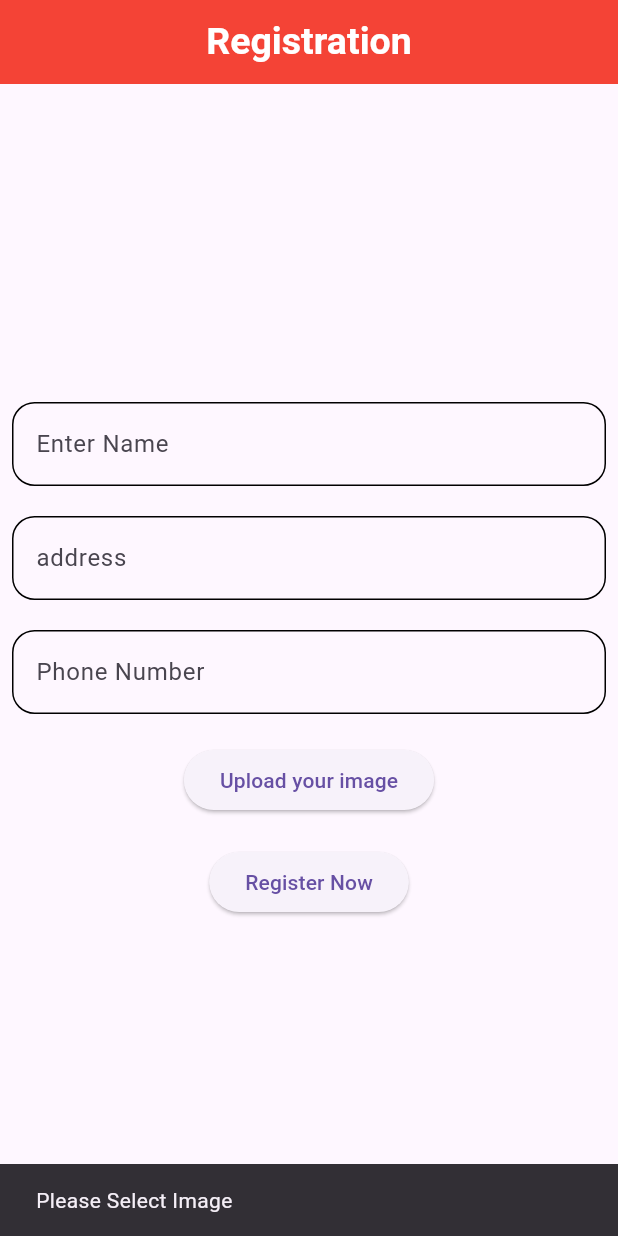
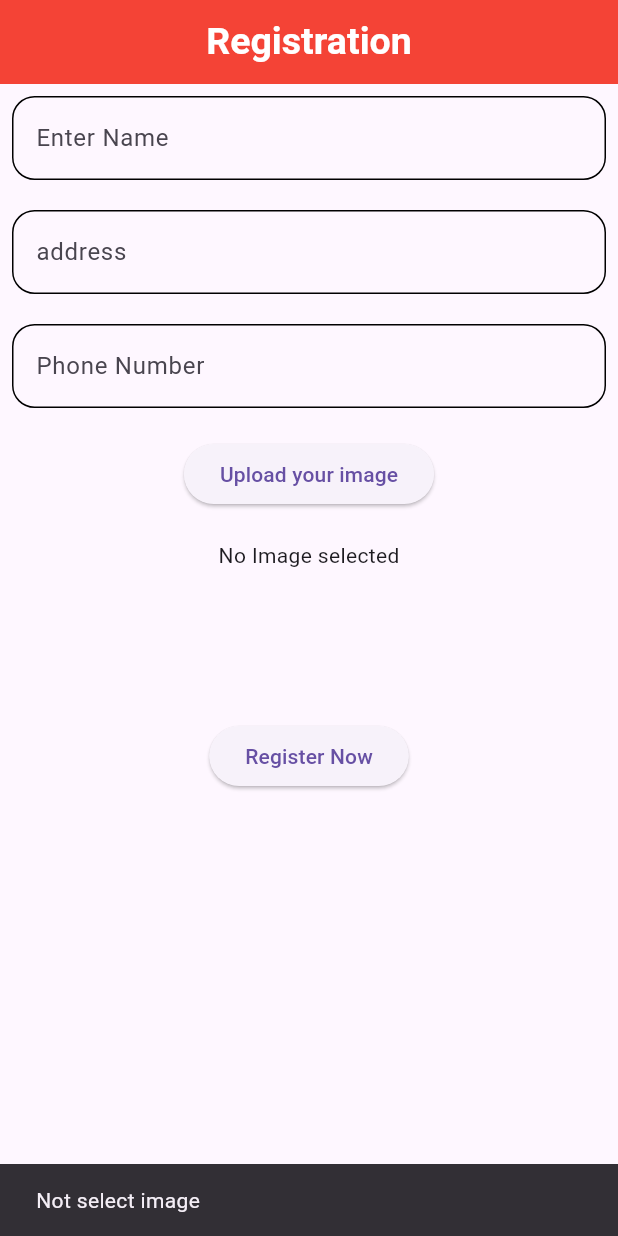
Before and after one commit to NirajKumar709/zomato_user, a Flutter app: the Registration screen opened directly with empty values, after a tap on "Upload your image", on a phone screen of 412 x 824 dp. Run offline on Flutter 3.47's test engine with Material 3 defaults, Android fonts, the light colour scheme and no system bars; our stand-ins replace cloud_firestore, firebase_auth, firebase_core, firebase_storage, geocoding, image_picker and 2 more; accounts and stored records are empty; network calls fail.

Commit message:
registration complete

```diff
--- a/lib/auth_page/registration.dart
+++ b/lib/auth_page/registration.dart
@@ -22,8 +22,6 @@ class _RegistrationState extends State<Registration> {
   TextEditingController addressController = TextEditingController();
   TextEditingController phoneController = TextEditingController();
 
-  String storeURL = "";
-
   userRegistrationStore({
     required String name,
     required String address,
@@ -31,7 +29,7 @@ class _RegistrationState extends State<Registration> {
   }) {
     FirebaseFirestore firestore = FirebaseFirestore.instance;
     firestore
-        .collection("users")
+        .collection("users_profile")
         .doc(widget.docId)
         .set({
           "name": name,
@@ -51,6 +49,45 @@ class _RegistrationState extends State<Registration> {
         });
   }
 
+  File? imagePath;
+
+  imageUpload() async {
+    final ImagePicker picker = ImagePicker();
+    final image = await picker.pickImage(source: ImageSource.gallery);
+
+    if (image != null) {
+      imagePath = File(image.path);
+    } else {
+      ScaffoldMessenger.of(
+        context,
+      ).showSnackBar(SnackBar(content: Text("Not select image")));
+    }
+
+    setState(() {});
+  }
+
+  String storeURL = "";
+
+  imageURLStore() async {
+    if (imagePath != null) {
+      final storageRef = FirebaseStorage.instance.ref();
+
+      String fileName = DateTime.now().millisecondsSinceEpoch.toString();
+
+      final childRef = storageRef.child(
+        "user_profile/${widget.docId}$fileName.jpg",
+      );
+
+      await childRef.putFile(imagePath!);
+
+      storeURL = await childRef.getDownloadURL();
+    } else {
+      ScaffoldMessenger.of(
+        context,
+      ).showSnackBar(SnackBar(content: Text("Image not upload")));
+    }
+  }
+
   @override
   Widget build(BuildContext context) {
     return Scaffold(
@@ -66,7 +103,8 @@ class _RegistrationState extends State<Registration> {
         ),
         centerTitle: true,
       ),
-      body: Padding(
+      body: SingleChildScrollView(
+        child: Padding(
           padding: const EdgeInsets.all(8.0),
           child: Column(
             mainAxisAlignment: MainAxisAlignment.center,
@@ -115,8 +153,38 @@ class _RegistrationState extends State<Registration> {
                 },
                 child: Text("Upload your image"),
               ),
+              SizedBox(
+                height: 100,
+                child:
+                    imagePath != null
+                        ? Stack(
+                          children: [
+                            Container(
+                              height: 100,
+                              width: 90,
+                              color: Colors.red,
+                              child: Image.file(imagePath!, fit: BoxFit.cover),
+                            ),
+                            Positioned(
+                              top: 0,
+                              left: 50,
+                              child: IconButton(
+                                onPressed: () {
+                                  imagePath = null;
+
+                                  setState(() {});
+                                },
+                                icon: Icon(Icons.close, size: 30),
+                                color: Colors.blue,
+                              ),
+                            ),
+                          ],
+                        )
+                        : Text("No Image selected"),
+              ),
               ElevatedButton(
-              onPressed: () {
+                onPressed: () async {
+                  await imageURLStore();
                   userRegistrationStore(
                     name: nameController.text,
                     address: addressController.text,
@@ -128,38 +196,7 @@ class _RegistrationState extends State<Registration> {
             ],
           ),
         ),
+      ),
     );
   }
-
-  imageUpload() async {
-    final ImagePicker picker = ImagePicker();
-    final img = await picker.pickImage(source: ImageSource.gallery);
-
-    if (img == null) {
-      ScaffoldMessenger.of(
-        context,
-      ).showSnackBar(SnackBar(content: Text("Please Select Image")));
-    } else {
-      final file = File(img.path);
-
-      final storageRef = FirebaseStorage.instance.ref().child(
-        "user_image/${DateTime.now().millisecondsSinceEpoch}.jpg",
-      );
-
-      try {
-        await storageRef.putFile(file).then((p0) async {
-          final imageUrl = storageRef.getDownloadURL();
-
-          imageURL = await imageUrl;
-          storeURL = await imageUrl;
-
-          ScaffoldMessenger.of(context).showSnackBar(
-            SnackBar(content: Text("Image Uploaded Successfully")),
-          );
-        });
-      } catch (e) {
-        print(e);
 }
-    }
-  }
-}
--- a/lib/pages/home_page.dart
+++ b/lib/pages/home_page.dart
@@ -6,7 +6,7 @@ import 'package:location/location.dart';
 import 'package:shared_preferences/shared_preferences.dart';
 import 'package:zomato_user/auth_page/sign_in_page.dart';
 import 'package:zomato_user/main.dart';
-import 'package:zomato_user/pages/all_restaurant.dart';
+import 'package:zomato_user/pages/delivery_partner.dart';
 import 'package:zomato_user/pages/location_page.dart';
 import 'package:zomato_user/pages/profile_page.dart';
 
@@ -296,11 +296,11 @@ class _HomePageState extends State<HomePage> {
               onTap: () {
                 Navigator.push(
                   context,
-                  MaterialPageRoute(builder: (context) => AllRestaurant()),
+                  MaterialPageRoute(builder: (context) => DeliveryPartner()),
                 );
               },
             ),
-            label: "Restaurant",
+            label: "Delivery",
           ),
           BottomNavigationBarItem(
             icon: InkWell(
```
Also changed, not shown: lib/pages/all_restaurant.dart (deleted, +0 -54 lines), lib/pages/delivery_partner.dart (added, +15 -0 lines), lib/pages/restaurant_items.dart (added, +117 -0 lines). Lines whose indentation alone changed are shown as unchanged.
